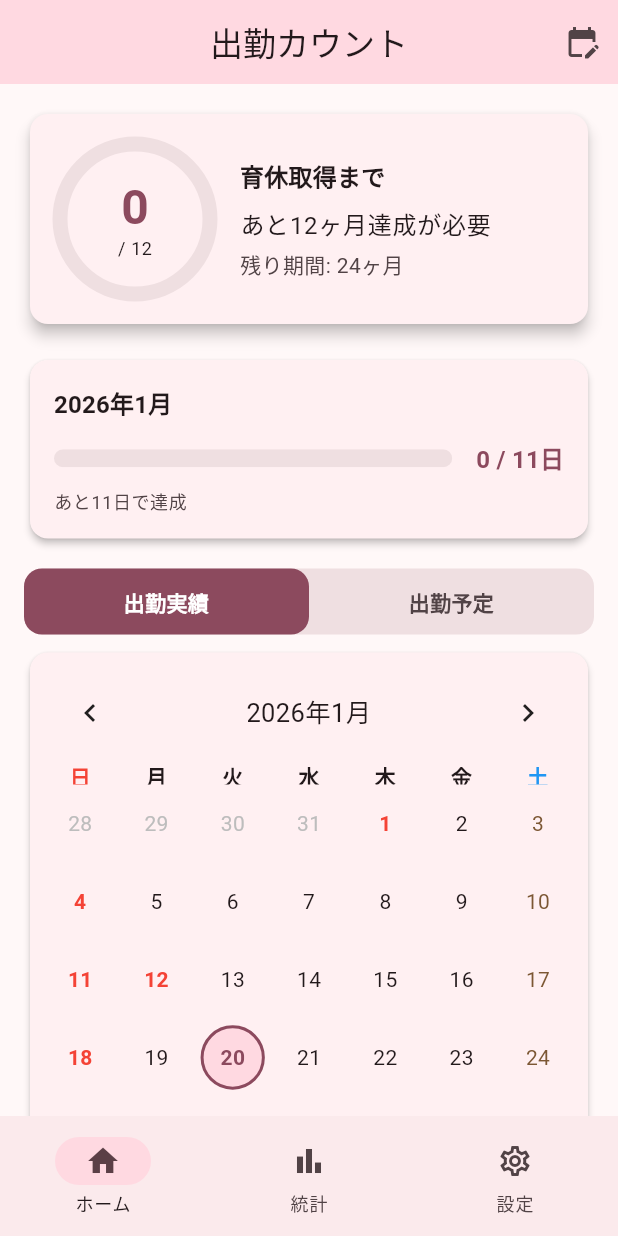
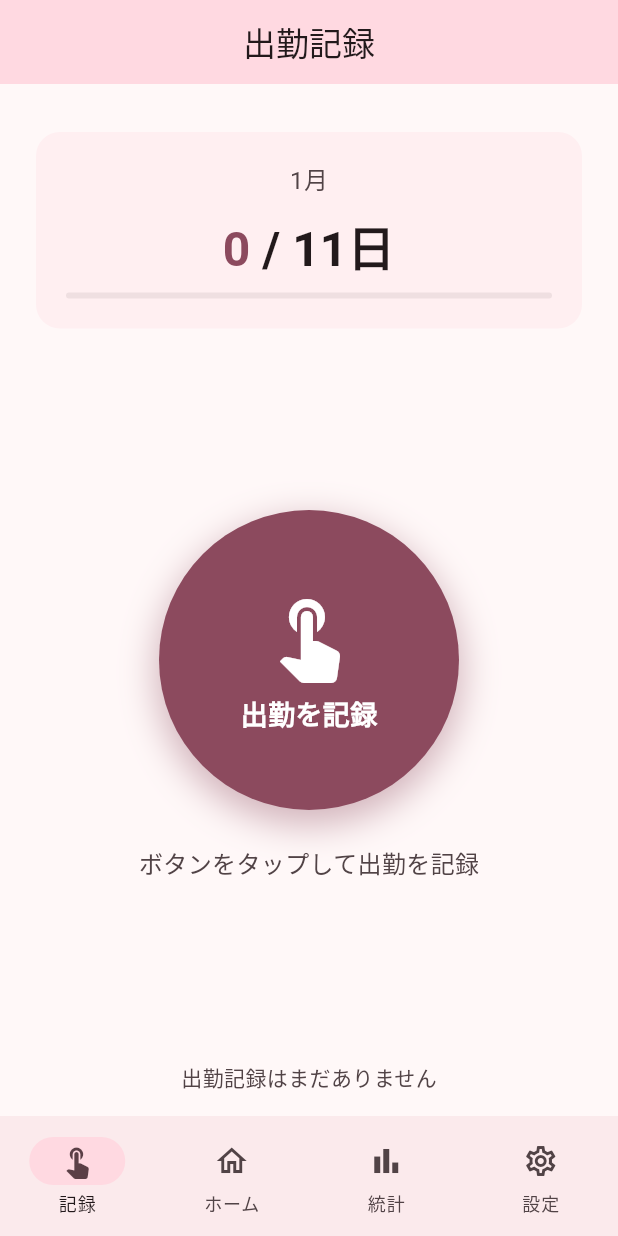
Before and after one commit to taku-enginner/matterobaby, a Flutter app: the screen it shows after launch, on a phone screen of 412 x 824 dp. Run offline on Flutter 3.47's test engine with Material 3 defaults, Android fonts, the phone set to English and light mode, and no system bars; drawn by our look-alikes of table_calendar; our stand-ins replace confetti, fl_chart, flutter_local_notifications, flutter_riverpod, hive, hive_flutter and 1 more; missing offline and left inert: tutorial_coach_mark; accounts and stored records are empty; Roboto replaces fonts that are missing (Hiragino Sans).

Commit message:
feat: Add check-in button screen with celebration effects
- Add new "記録" tab as first tab in navigation
- Create CheckinScreen with large animated check-in button
- Add press animation (scale) and bounce effect (SpringSimulation)
- Add confetti and ripple wave celebration effects
- Add haptic feedback on button press
- Show monthly progress (X/11 days) and recent records
- Update tutorial service for 4-tab navigation

Co-Authored-By: Claude Opus 4.5 <noreply@anthropic.com>

```diff
--- a/lib/core/tutorial/tutorial_keys.dart
+++ b/lib/core/tutorial/tutorial_keys.dart
@@ -2,6 +2,9 @@ import 'package:flutter/material.dart';
 
 class TutorialKeys {
   TutorialKeys._();
+
+  // Checkin Screen
+  static final checkinButton = GlobalKey();
 
   // Home Screen
   static final progressCard = GlobalKey();
--- a/lib/providers/attendance_provider.dart
+++ b/lib/providers/attendance_provider.dart
@@ -55,6 +55,15 @@ class AttendanceNotifier extends StateNotifier<List<AttendanceRecord>> {
     return state.map((r) => DateTime(r.date.year, r.date.month, r.date.day)).toSet();
   }
 
+  List<DateTime> getRecentRecords(int count) {
+    final sorted = List<AttendanceRecord>.from(state)
+      ..sort((a, b) => b.date.compareTo(a.date));
+    return sorted
+        .take(count)
+        .map((r) => DateTime(r.date.year, r.date.month, r.date.day))
+        .toList();
+  }
+
   String _formatDateKey(DateTime date) {
     return '${date.year}-${date.month.toString().padLeft(2, '0')}-${date.day.toString().padLeft(2, '0')}';
   }
--- /dev/null
+++ b/lib/screens/checkin/checkin_screen.dart
@@ -0,0 +1,258 @@
+import 'package:flutter/material.dart';
+import 'package:flutter_riverpod/flutter_riverpod.dart';
+import 'package:confetti/confetti.dart';
+import 'package:intl/intl.dart';
+import '../../core/tutorial/tutorial_keys.dart';
+import '../../providers/attendance_provider.dart';
+import 'widgets/checkin_button.dart';
+import 'widgets/ripple_effect.dart';
+
+class CheckinScreen extends ConsumerStatefulWidget {
+  const CheckinScreen({super.key});
+
+  @override
+  ConsumerState<CheckinScreen> createState() => _CheckinScreenState();
+}
+
+class _CheckinScreenState extends ConsumerState<CheckinScreen> {
+  late ConfettiController _confettiController;
+  final GlobalKey<RippleEffectState> _rippleKey = GlobalKey();
+
+  @override
+  void initState() {
+    super.initState();
+    _confettiController = ConfettiController(
+      duration: const Duration(seconds: 2),
+    );
+  }
+
+  @override
+  void dispose() {
+    _confettiController.dispose();
+    super.dispose();
+  }
+
+  void _handleCheckin() async {
+    final today = DateTime.now();
+    await ref.read(attendanceProvider.notifier).toggleDate(today);
+
+    // Trigger celebration effects
+    _rippleKey.currentState?.startRipple();
+    _confettiController.play();
+  }
+
+  @override
+  Widget build(BuildContext context) {
+    final colorScheme = Theme.of(context).colorScheme;
+    final attendance = ref.watch(attendanceProvider.notifier);
+    final today = DateTime.now();
+    final isCheckedIn = attendance.isDateMarked(today);
+    final daysThisMonth = attendance.getDaysWorkedInMonth(today.year, today.month);
+
+    return Scaffold(
+      backgroundColor: colorScheme.surface,
+      appBar: AppBar(
+        title: const Text('出勤記録'),
+        centerTitle: true,
+        backgroundColor: colorScheme.primaryContainer,
+      ),
+      body: Stack(
+        children: [
+          // Main content
+          SafeArea(
+            child: Column(
+              children: [
+                const SizedBox(height: 32),
+                // Progress header
+                _buildProgressHeader(context, daysThisMonth),
+                const Spacer(),
+                // Checkin button
+                Center(
+                  child: KeyedSubtree(
+                    key: TutorialKeys.checkinButton,
+                    child: CheckinButton(
+                      isCheckedIn: isCheckedIn,
+                      onPressed: _handleCheckin,
+                    ),
+                  ),
+                ),
+                const SizedBox(height: 24),
+                // Hint text
+                Text(
+                  isCheckedIn
+                      ? '今日の出勤は記録済みです'
+                      : 'ボタンをタップして出勤を記録',
+                  style: TextStyle(
+                    fontSize: 16,
+                    color: colorScheme.onSurfaceVariant,
+                  ),
+                ),
+                const Spacer(),
+                // Recent records
+                _buildRecentRecords(context, attendance),
+                const SizedBox(height: 16),
+              ],
+            ),
+          ),
+          // Ripple effect overlay
+          Positioned.fill(
+            child: RippleEffect(key: _rippleKey),
+          ),
+          // Confetti overlay
+          Align(
+            alignment: Alignment.topCenter,
+            child: ConfettiWidget(
+              confettiController: _confettiController,
+              blastDirectionality: BlastDirectionality.explosive,
+              maxBlastForce: 20,
+              minBlastForce: 8,
+              emissionFrequency: 0.05,
+              numberOfParticles: 30,
+              gravity: 0.2,
+              colors: [
+                colorScheme.primary,
+                colorScheme.secondary,
+                colorScheme.tertiary,
+                Colors.pink,
+                Colors.orange,
+                Colors.yellow,
+              ],
+            ),
+          ),
+        ],
+      ),
+    );
+  }
+
+  Widget _buildProgressHeader(BuildContext context, int daysThisMonth) {
+    final colorScheme = Theme.of(context).colorScheme;
+    final now = DateTime.now();
+    final monthName = DateFormat.MMMM('ja_JP').format(now);
+
+    return Container(
+      margin: const EdgeInsets.symmetric(horizontal: 24),
+      padding: const EdgeInsets.all(20),
+      decoration: BoxDecoration(
+        color: colorScheme.primaryContainer.withValues(alpha: 0.3),
+        borderRadius: BorderRadius.circular(16),
+      ),
+      child: Column(
+        children: [
+          Text(
+            monthName,
+            style: TextStyle(
+              fontSize: 16,
+              color: colorScheme.onSurfaceVariant,
+            ),
+          ),
+          const SizedBox(height: 8),
+          RichText(
+            text: TextSpan(
+              style: TextStyle(
+                fontSize: 32,
+                fontWeight: FontWeight.bold,
+                color: colorScheme.onSurface,
+              ),
+              children: [
+                TextSpan(
+                  text: '$daysThisMonth',
+                  style: TextStyle(
+                    color: daysThisMonth >= 11
+                        ? colorScheme.tertiary
+                        : colorScheme.primary,
+                  ),
+                ),
+                const TextSpan(text: ' / 11日'),
+              ],
+            ),
+          ),
+          const SizedBox(height: 8),
+          LinearProgressIndicator(
+            value: (daysThisMonth / 11).clamp(0.0, 1.0),
+            backgroundColor: colorScheme.surfaceContainerHighest,
+            valueColor: AlwaysStoppedAnimation(
+              daysThisMonth >= 11 ? colorScheme.tertiary : colorScheme.primary,
+            ),
+            borderRadius: BorderRadius.circular(4),
+          ),
+        ],
+      ),
+    );
+  }
+
+  Widget _buildRecentRecords(BuildContext context, AttendanceNotifier attendance) {
+    final colorScheme = Theme.of(context).colorScheme;
+    final records = attendance.getRecentRecords(5);
+
+    if (records.isEmpty) {
+      return Padding(
+        padding: const EdgeInsets.symmetric(horizontal: 24),
+        child: Text(
+          '出勤記録はまだありません',
+          style: TextStyle(
+            fontSize: 14,
+            color: colorScheme.onSurfaceVariant,
+          ),
+        ),
+      );
+    }
+
+    return Container(
+      margin: const EdgeInsets.symmetric(horizontal: 24),
+      padding: const EdgeInsets.all(16),
+      decoration: BoxDecoration(
+        color: colorScheme.surfaceContainerLow,
+        borderRadius: BorderRadius.circular(12),
+      ),
+      child: Column(
+        crossAxisAlignment: CrossAxisAlignment.start,
+        children: [
+          Text(
+            '最近の出勤',
+            style: TextStyle(
+              fontSize: 14,
+              fontWeight: FontWeight.bold,
+              color: colorScheme.onSurfaceVariant,
+            ),
+          ),
+          const SizedBox(height: 12),
+          Wrap(
+            spacing: 8,
+            runSpacing: 8,
+            children: records.map((date) {
+              return Container(
+                padding: const EdgeInsets.symmetric(horizontal: 12, vertical: 6),
+                decoration: BoxDecoration(
+                  color: colorScheme.primary.withValues(alpha: 0.1),
+                  borderRadius: BorderRadius.circular(20),
+                  border: Border.all(
+                    color: colorScheme.primary.withValues(alpha: 0.3),
+                  ),
+                ),
+                child: Row(
+                  mainAxisSize: MainAxisSize.min,
+                  children: [
+                    Icon(
+                      Icons.check_circle,
+                      size: 16,
+                      color: colorScheme.primary,
+                    ),
+                    const SizedBox(width: 4),
+                    Text(
+                      DateFormat('M/d').format(date),
+                      style: TextStyle(
+                        fontSize: 14,
+                        color: colorScheme.primary,
+                        fontWeight: FontWeight.w500,
+                      ),
+                    ),
+                  ],
+                ),
+              );
+            }).toList(),
+          ),
+        ],
+      ),
+    );
+  }
+}
--- /dev/null
+++ b/lib/screens/checkin/widgets/checkin_button.dart
@@ -0,0 +1,143 @@
+import 'package:flutter/material.dart';
+import 'package:flutter/services.dart';
+
+class CheckinButton extends StatefulWidget {
+  final bool isCheckedIn;
+  final VoidCallback onPressed;
+
+  const CheckinButton({
+    super.key,
+    required this.isCheckedIn,
+    required this.onPressed,
+  });
+
+  @override
+  State<CheckinButton> createState() => _CheckinButtonState();
+}
+
+class _CheckinButtonState extends State<CheckinButton>
+    with TickerProviderStateMixin {
+  late AnimationController _scaleController;
+  late AnimationController _bounceController;
+  late Animation<double> _scaleAnimation;
+  late Animation<double> _bounceAnimation;
+
+  @override
+  void initState() {
+    super.initState();
+
+    _scaleController = AnimationController(
+      duration: const Duration(milliseconds: 100),
+      vsync: this,
+    );
+
+    _bounceController = AnimationController(
+      duration: const Duration(milliseconds: 400),
+      vsync: this,
+    );
+
+    _scaleAnimation = Tween<double>(begin: 1.0, end: 0.92).animate(
+      CurvedAnimation(parent: _scaleController, curve: Curves.easeInOut),
+    );
+
+    _bounceAnimation = Tween<double>(begin: 0.92, end: 1.0).animate(
+      CurvedAnimation(parent: _bounceController, curve: Curves.elasticOut),
+    );
+  }
+
+  @override
+  void dispose() {
+    _scaleController.dispose();
+    _bounceController.dispose();
+    super.dispose();
+  }
+
+  void _handleTapDown(TapDownDetails details) {
+    _scaleController.forward();
+  }
+
+  void _handleTapUp(TapUpDetails details) {
+    _scaleController.reverse().then((_) {
+      _bounceController.forward(from: 0);
+    });
+
+    if (!widget.isCheckedIn) {
+      HapticFeedback.heavyImpact();
+      widget.onPressed();
+    }
+  }
+
+  void _handleTapCancel() {
+    _scaleController.reverse();
+  }
+
+  @override
+  Widget build(BuildContext context) {
+    final colorScheme = Theme.of(context).colorScheme;
+    final buttonColor = widget.isCheckedIn
+        ? colorScheme.tertiary
+        : colorScheme.primary;
+    final textColor = widget.isCheckedIn
+        ? colorScheme.onTertiary
+        : colorScheme.onPrimary;
+
+    return GestureDetector(
+      onTapDown: _handleTapDown,
+      onTapUp: _handleTapUp,
+      onTapCancel: _handleTapCancel,
+      child: AnimatedBuilder(
+        animation: Listenable.merge([_scaleController, _bounceController]),
+        builder: (context, child) {
+          double scale = 1.0;
+          if (_scaleController.isAnimating || _scaleController.value > 0) {
+            scale = _scaleAnimation.value;
+          } else if (_bounceController.isAnimating) {
+            scale = _bounceAnimation.value;
+          }
+
+          return Transform.scale(
+            scale: scale,
+            child: child,
+          );
+        },
+        child: Container(
+          width: 200,
+          height: 200,
+          decoration: BoxDecoration(
+            shape: BoxShape.circle,
+            color: buttonColor,
+            boxShadow: [
+              BoxShadow(
+                color: buttonColor.withValues(alpha: 0.4),
+                blurRadius: 20,
+                spreadRadius: 2,
+                offset: const Offset(0, 8),
+              ),
+            ],
+          ),
+          child: Center(
+            child: Column(
+              mainAxisAlignment: MainAxisAlignment.center,
+              children: [
+                Icon(
+                  widget.isCheckedIn ? Icons.check : Icons.touch_app,
+                  size: 64,
+                  color: textColor,
+                ),
+                const SizedBox(height: 8),
+                Text(
+                  widget.isCheckedIn ? '記録済み' : '出勤を記録',
+                  style: TextStyle(
+                    fontSize: 18,
+                    fontWeight: FontWeight.bold,
+                    color: textColor,
+                  ),
+                ),
+              ],
+            ),
+          ),
+        ),
+      ),
+    );
+  }
+}
--- /dev/null
+++ b/lib/screens/checkin/widgets/ripple_effect.dart
@@ -0,0 +1,126 @@
+import 'package:flutter/material.dart';
+
+class RippleEffect extends StatefulWidget {
+  final VoidCallback? onComplete;
+
+  const RippleEffect({super.key, this.onComplete});
+
+  @override
+  State<RippleEffect> createState() => RippleEffectState();
+}
+
+class RippleEffectState extends State<RippleEffect>
+    with TickerProviderStateMixin {
+  final List<AnimationController> _controllers = [];
+  final List<Animation<double>> _animations = [];
+  bool _isAnimating = false;
+
+  void startRipple() {
+    if (_isAnimating) return;
+    _isAnimating = true;
+
+    // Create 3 ripple waves
+    for (int i = 0; i < 3; i++) {
+      Future.delayed(Duration(milliseconds: i * 200), () {
+        if (!mounted) return;
+        _addRipple();
+      });
+    }
+
+    // Reset after animation completes
+    Future.delayed(const Duration(milliseconds: 1500), () {
+      if (!mounted) return;
+      _isAnimating = false;
+      widget.onComplete?.call();
+    });
+  }
+
+  void _addRipple() {
+    final controller = AnimationController(
+      duration: const Duration(milliseconds: 1000),
+      vsync: this,
+    );
+
+    final animation = Tween<double>(begin: 0.0, end: 1.0).animate(
+      CurvedAnimation(parent: controller, curve: Curves.easeOut),
+    );
+
+    _controllers.add(controller);
+    _animations.add(animation);
+
+    controller.forward().then((_) {
+      if (mounted) {
+        setState(() {
+          final index = _controllers.indexOf(controller);
+          if (index != -1) {
+            _controllers.removeAt(index);
+            _animations.removeAt(index);
+          }
+        });
+        controller.dispose();
+      }
+    });
+
+    setState(() {});
+  }
+
+  @override
+  void dispose() {
+    for (final controller in _controllers) {
+      controller.dispose();
+    }
+    super.dispose();
+  }
+
+  @override
+  Widget build(BuildContext context) {
+    final colorScheme = Theme.of(context).colorScheme;
+
+    return IgnorePointer(
+      child: Stack(
+        children: _animations.asMap().entries.map((entry) {
+          final animation = entry.value;
+          return AnimatedBuilder(
+            animation: animation,
+            builder: (context, child) {
+              return CustomPaint(
+                size: Size.infinite,
+                painter: RipplePainter(
+                  progress: animation.value,
+                  color: colorScheme.primary,
+                ),
+              );
+            },
+          );
+        }).toList(),
+      ),
+    );
+  }
+}
+
+class RipplePainter extends CustomPainter {
+  final double progress;
+  final Color color;
+
+  RipplePainter({required this.progress, required this.color});
+
+  @override
+  void paint(Canvas canvas, Size size) {
+    final center = Offset(size.width / 2, size.height / 2);
+    final maxRadius = size.width > size.height ? size.width : size.height;
+    final radius = maxRadius * progress;
+    final opacity = (1.0 - progress).clamp(0.0, 1.0);
+
+    final paint = Paint()
+      ..color = color.withValues(alpha: opacity * 0.3)
+      ..style = PaintingStyle.stroke
+      ..strokeWidth = 4.0;
+
+    canvas.drawCircle(center, radius, paint);
+  }
+
+  @override
+  bool shouldRepaint(RipplePainter oldDelegate) {
+    return oldDelegate.progress != progress;
+  }
+}
--- a/lib/screens/main_screen.dart
+++ b/lib/screens/main_screen.dart
@@ -2,6 +2,7 @@ import 'package:flutter/material.dart';
 import 'package:flutter_riverpod/flutter_riverpod.dart';
 import '../providers/settings_provider.dart';
 import '../services/tutorial_service.dart';
+import 'checkin/checkin_screen.dart';
 import 'home/home_screen.dart';
 import 'statistics/statistics_screen.dart';
 import 'settings/settings_screen.dart';
@@ -19,6 +20,7 @@ class _MainScreenState extends ConsumerState<MainScreen> {
   bool _tutorialStarted = false;
 
   final _screens = const [
+    CheckinScreen(),
     HomeScreen(),
     StatisticsScreen(),
     SettingsScreen(),
@@ -96,6 +98,11 @@ class _MainScreenState extends ConsumerState<MainScreen> {
         },
         destinations: const [
           NavigationDestination(
+            icon: Icon(Icons.touch_app_outlined),
+            selectedIcon: Icon(Icons.touch_app),
+            label: '記録',
+          ),
+          NavigationDestination(
             icon: Icon(Icons.home_outlined),
             selectedIcon: Icon(Icons.home),
             label: 'ホーム',
--- a/lib/services/tutorial_service.dart
+++ b/lib/services/tutorial_service.dart
@@ -23,41 +23,47 @@ class TutorialService {
 
   final List<TutorialStep> _steps = [
     TutorialStep(
+      key: TutorialKeys.checkinButton,
+      title: '出勤記録ボタン',
+      description: 'このボタンをタップして\n今日の出勤を記録できます',
+      tabIndex: 0,
+    ),
+    TutorialStep(
       key: TutorialKeys.progressCard,
       title: '進捗表示',
       description: '育休取得に必要な12ヶ月のうち、\n達成した月数を表示します',
-      tabIndex: 0,
+      tabIndex: 1,
     ),
     TutorialStep(
       key: TutorialKeys.editModeSelector,
       title: '編集モード切替',
       description: '「出勤実績」で実際の出勤日を、\n「出勤予定」で予定を記録できます',
-      tabIndex: 0,
+      tabIndex: 1,
     ),
     TutorialStep(
       key: TutorialKeys.calendar,
       title: 'カレンダー',
       description: '日付をタップして出勤日を記録。\nもう一度タップで取り消し',
-      tabIndex: 0,
+      tabIndex: 1,
       align: ContentAlign.top,
     ),
     TutorialStep(
       key: TutorialKeys.scheduleSettingsButton,
       title: '予定設定',
       description: '毎週の出勤曜日を設定できます',
-      tabIndex: 0,
+      tabIndex: 1,
     ),
     TutorialStep(
       key: TutorialKeys.barChart,
       title: '月別グラフ',
       description: '月ごとの出勤日数を表示。\n11日以上で1ヶ月達成としてカウント',
-      tabIndex: 1,
+      tabIndex: 2,
     ),
     TutorialStep(
       key: TutorialKeys.periodStartDate,
       title: '開始日設定',
       description: '育休取得の基準となる\n2年間の開始日を設定',
-      tabIndex: 2,
+      tabIndex: 3,
     ),
   ];
 
--- a/pubspec.yaml
+++ b/pubspec.yaml
@@ -59,6 +59,9 @@ dependencies:
   # Tutorial
   tutorial_coach_mark: ^1.2.11
 
+  # Animations
+  confetti: ^0.7.0
+
 dev_dependencies:
   flutter_test:
     sdk: flutter
```
Also changed, not shown: pubspec.lock.
